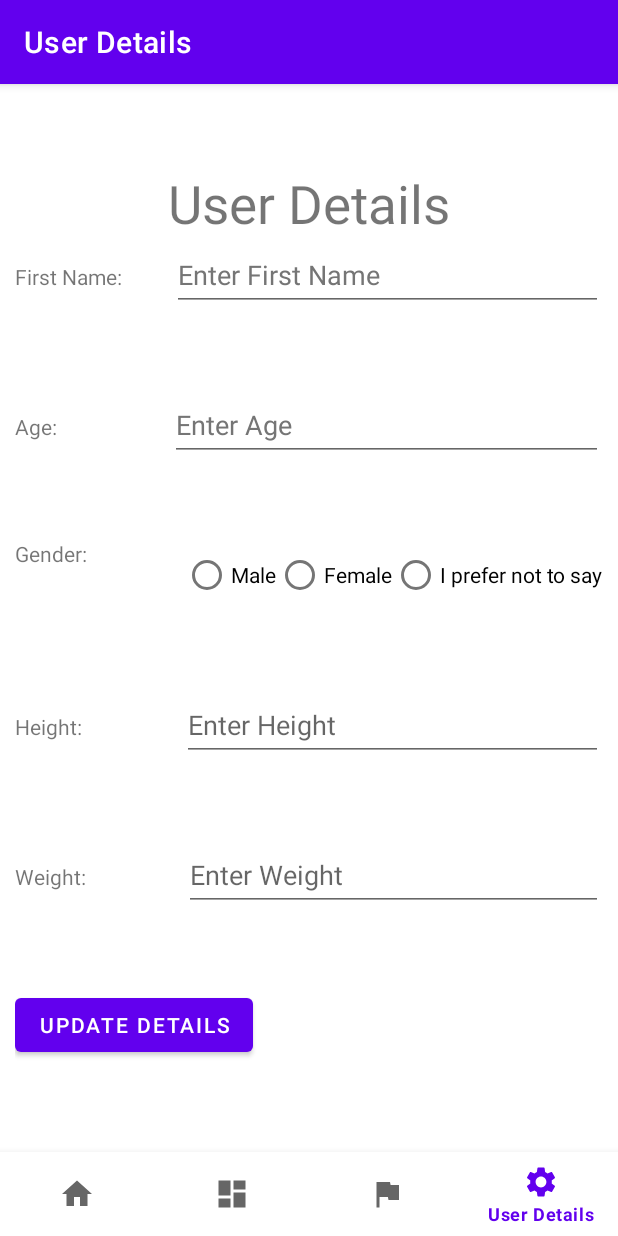
After one commit to alexchitham/Year1-DietApp, an Android app: the UserDetailsFragment screen opened through its navigation route, on a phone screen of 412 x 824 dp. The commit adds this screen. Run offline under Robolectric (Android 15) with nearby library versions, the phone set to English and light mode, and no system bars; our stand-ins replace navigation-ui.

Commit message:
Created a new users details fragment where the user can enter: Name, Age, Gender, Height, Weight Added this page to the bottom navigation page.
(Note this is only the UI, the page currently has no functionality)

```diff
--- a/app/build.gradle
+++ b/app/build.gradle
@@ -43,6 +43,7 @@ dependencies {
     implementation 'androidx.lifecycle:lifecycle-viewmodel-ktx:2.4.1'
     implementation 'androidx.navigation:navigation-fragment:2.4.1'
     implementation 'androidx.navigation:navigation-ui:2.4.1'
+    implementation 'androidx.legacy:legacy-support-v4:1.0.0'
     testImplementation 'junit:junit:4.13.2'
     androidTestImplementation 'androidx.test.ext:junit:1.1.3'
     androidTestImplementation 'androidx.test.espresso:espresso-core:3.4.0'
--- a/app/src/main/java/uk/ac/bath/dietpi/MainActivity.java
+++ b/app/src/main/java/uk/ac/bath/dietpi/MainActivity.java
@@ -33,7 +33,7 @@ public class MainActivity extends AppCompatActivity {
         // Passing each menu ID as a set of Ids because each
         // menu should be considered as top level destinations.
         AppBarConfiguration appBarConfiguration = new AppBarConfiguration.Builder(
-                R.id.navigation_home, R.id.navigation_log, R.id.navigation_goals)
+                R.id.navigation_home, R.id.navigation_log, R.id.navigation_goals, R.id.navigation_userdetails)
                 .build();
         NavController navController = Navigation.findNavController(this, R.id.nav_host_fragment_activity_main);
         NavigationUI.setupActionBarWithNavController(this, navController, appBarConfiguration);
--- a/app/src/main/java/uk/ac/bath/dietpi/ui/goals/GoalsFragment.java
+++ b/app/src/main/java/uk/ac/bath/dietpi/ui/goals/GoalsFragment.java
@@ -1,8 +1,6 @@
 package uk.ac.bath.dietpi.ui.goals;
 
-import android.app.KeyguardManager;
 import android.content.Context;
-import android.content.ContentValues;
 import android.content.SharedPreferences;
 import android.os.Bundle;
 import android.view.LayoutInflater;
@@ -16,8 +14,6 @@ import android.widget.TextView;
 
 import androidx.annotation.NonNull;
 import androidx.fragment.app.Fragment;
-import androidx.fragment.app.FragmentManager;
-import androidx.lifecycle.ViewModelProvider;
 
 import java.util.Hashtable;
 
--- /dev/null
+++ b/app/src/main/java/uk/ac/bath/dietpi/ui/userdetails/UserDetailsFragment.java
@@ -0,0 +1,30 @@
+package uk.ac.bath.dietpi.ui.userdetails;
+
+import android.os.Bundle;
+import android.view.LayoutInflater;
+import android.view.View;
+import android.view.ViewGroup;
+
+import androidx.fragment.app.Fragment;
+import androidx.lifecycle.ViewModelProvider;
+
+import uk.ac.bath.dietpi.databinding.FragmentUserDetailsBinding;
+
+public class UserDetailsFragment extends Fragment {
+        private FragmentUserDetailsBinding binding;
+
+        public UserDetailsFragment() {
+            // Required empty public constructor
+        }
+
+        @Override
+        public View onCreateView(LayoutInflater inflater,
+                                 ViewGroup container, Bundle savedInstanceState) {
+            UserDetailsViewModel userDetailsViewModel =
+                    new ViewModelProvider(this).get(UserDetailsViewModel.class);
+
+            binding = FragmentUserDetailsBinding.inflate(inflater, container, false);
+            View root = binding.getRoot();
+            return root;
+        }
+}
--- /dev/null
+++ b/app/src/main/java/uk/ac/bath/dietpi/ui/userdetails/UserDetailsViewModel.java
@@ -0,0 +1,20 @@
+package uk.ac.bath.dietpi.ui.userdetails;
+
+import androidx.lifecycle.LiveData;
+import androidx.lifecycle.MutableLiveData;
+import androidx.lifecycle.ViewModel;
+
+public class UserDetailsViewModel extends ViewModel {
+
+    private final MutableLiveData<String> mText;
+
+    public UserDetailsViewModel() {
+        mText = new MutableLiveData<>();
+        mText.setValue("User Details");
+    }
+    public LiveData<String> getText() {
+        return mText;
+    }
+
+
+}
--- /dev/null
+++ b/app/src/main/res/drawable/ic_baseline_settings_24.xml
@@ -0,0 +1,10 @@
+<vector xmlns:android="http://schemas.android.com/apk/res/android"
+    android:width="24dp"
+    android:height="24dp"
+    android:viewportWidth="24"
+    android:viewportHeight="24"
+    android:tint="?attr/colorControlNormal">
+  <path
+      android:fillColor="@android:color/white"
+      android:pathData="M19.14,12.94c0.04,-0.3 0.06,-0.61 0.06,-0.94c0,-0.32 -0.02,-0.64 -0.07,-0.94l2.03,-1.58c0.18,-0.14 0.23,-0.41 0.12,-0.61l-1.92,-3.32c-0.12,-0.22 -0.37,-0.29 -0.59,-0.22l-2.39,0.96c-0.5,-0.38 -1.03,-0.7 -1.62,-0.94L14.4,2.81c-0.04,-0.24 -0.24,-0.41 -0.48,-0.41h-3.84c-0.24,0 -0.43,0.17 -0.47,0.41L9.25,5.35C8.66,5.59 8.12,5.92 7.63,6.29L5.24,5.33c-0.22,-0.08 -0.47,0 -0.59,0.22L2.74,8.87C2.62,9.08 2.66,9.34 2.86,9.48l2.03,1.58C4.84,11.36 4.8,11.69 4.8,12s0.02,0.64 0.07,0.94l-2.03,1.58c-0.18,0.14 -0.23,0.41 -0.12,0.61l1.92,3.32c0.12,0.22 0.37,0.29 0.59,0.22l2.39,-0.96c0.5,0.38 1.03,0.7 1.62,0.94l0.36,2.54c0.05,0.24 0.24,0.41 0.48,0.41h3.84c0.24,0 0.44,-0.17 0.47,-0.41l0.36,-2.54c0.59,-0.24 1.13,-0.56 1.62,-0.94l2.39,0.96c0.22,0.08 0.47,0 0.59,-0.22l1.92,-3.32c0.12,-0.22 0.07,-0.47 -0.12,-0.61L19.14,12.94zM12,15.6c-1.98,0 -3.6,-1.62 -3.6,-3.6s1.62,-3.6 3.6,-3.6s3.6,1.62 3.6,3.6S13.98,15.6 12,15.6z"/>
+</vector>
--- /dev/null
+++ b/app/src/main/res/layout/fragment_user_details.xml
@@ -0,0 +1,179 @@
+<?xml version="1.0" encoding="utf-8"?>
+    <ScrollView xmlns:android="http://schemas.android.com/apk/res/android"
+        android:layout_width="match_parent"
+        android:layout_height="match_parent"
+        android:fillViewport="true">
+
+        <LinearLayout
+            android:id="@+id/linearLayout2"
+            android:layout_width="match_parent"
+            android:layout_height="wrap_content"
+            android:orientation="vertical"
+            android:paddingLeft="10dp"
+            android:paddingRight="10dp">
+
+            <TextView
+                android:id="@+id/textView10"
+                android:layout_width="match_parent"
+                android:layout_height="wrap_content"
+                android:text="@string/user_details"
+                android:textAlignment="center"
+                android:textSize="35sp" />
+
+            <LinearLayout
+                android:layout_width="match_parent"
+                android:layout_height="100dp"
+                android:orientation="horizontal">
+
+                <TextView
+                    android:id="@+id/textView14"
+                    android:layout_width="31dp"
+                    android:layout_height="wrap_content"
+                    android:layout_weight="1"
+                    android:text="@string/first_name" />
+
+                <EditText
+                    android:id="@+id/editTextTextPersonName3"
+                    android:layout_width="wrap_content"
+                    android:layout_height="wrap_content"
+                    android:layout_weight="1"
+                    android:autofillHints="First Name"
+                    android:ems="10"
+                    android:hint="@string/enter_first_name"
+                    android:inputType="textPersonName"
+                    android:minHeight="48dp"
+                    android:textColorHint="#757575" />
+            </LinearLayout>
+
+            <LinearLayout
+                android:layout_width="match_parent"
+                android:layout_height="100dp"
+                android:orientation="horizontal">
+
+                <TextView
+                    android:id="@+id/textView15"
+                    android:layout_width="wrap_content"
+                    android:layout_height="wrap_content"
+                    android:layout_weight="1"
+                    android:text="@string/age" />
+
+                <EditText
+                    android:id="@+id/editTextNumber"
+                    android:layout_width="wrap_content"
+                    android:layout_height="wrap_content"
+                    android:layout_weight="1"
+                    android:ems="10"
+                    android:hint="@string/enter_age"
+                    android:inputType="number"
+                    android:minHeight="48dp"
+                    android:textColorHint="#757575"
+                    android:autofillHints="Age" />
+
+            </LinearLayout>
+            <LinearLayout
+                android:layout_width="match_parent"
+                android:layout_height="100dp"
+                android:orientation="horizontal">
+
+                    <TextView
+                        android:id="@+id/textView16"
+                        android:layout_width="0dp"
+                        android:layout_height="wrap_content"
+                        android:layout_weight="1"
+                        android:text="@string/gender" />
+
+                    <RadioGroup
+                        android:layout_width="wrap_content"
+                        android:layout_height="wrap_content"
+                        android:orientation="horizontal">
+
+                        <RadioButton
+                            android:layout_width="wrap_content"
+                            android:layout_height="wrap_content"
+                            android:layout_weight="1"
+                            android:text="@string/male" />
+
+                        <RadioButton
+                            android:layout_width="wrap_content"
+                            android:layout_height="wrap_content"
+                            android:layout_weight="1"
+                            android:text="@string/female" />
+
+                        <RadioButton
+                            android:layout_width="wrap_content"
+                            android:layout_height="wrap_content"
+                            android:layout_weight="1"
+                            android:text="@string/i_prefer_not_to_say" />
+                    </RadioGroup>
+            </LinearLayout>
+
+            <LinearLayout
+                android:layout_width="match_parent"
+                android:layout_height="100dp"
+                android:orientation="horizontal">
+
+                <TextView
+                    android:id="@+id/textView17"
+                    android:layout_width="wrap_content"
+                    android:layout_height="wrap_content"
+                    android:layout_weight="1"
+                    android:text="@string/height" />
+
+                <EditText
+                    android:id="@+id/editTextNumber2"
+                    android:layout_width="wrap_content"
+                    android:layout_height="wrap_content"
+                    android:layout_weight="1"
+                    android:ems="10"
+                    android:hint="@string/enter_height"
+                    android:inputType="number"
+                    android:minHeight="48dp"
+                    android:autofillHints="Height" />
+            </LinearLayout>
+
+            <LinearLayout
+                android:layout_width="match_parent"
+                android:layout_height="100dp"
+                android:orientation="horizontal">
+
+                <TextView
+                    android:id="@+id/textView18"
+                    android:layout_width="wrap_content"
+                    android:layout_height="wrap_content"
+                    android:layout_weight="1"
+                    android:text="@string/weight" />
+
+                <EditText
+                    android:id="@+id/editTextNumber3"
+                    android:layout_width="wrap_content"
+                    android:layout_height="wrap_content"
+                    android:layout_weight="1"
+                    android:ems="10"
+                    android:hint="@string/enter_weight"
+                    android:inputType="number"
+                    android:minHeight="48dp"
+                    android:autofillHints="Weight" />
+
+            </LinearLayout>
+
+            <LinearLayout
+                android:layout_width="match_parent"
+                android:layout_height="wrap_content">
+
+                <Button
+                    android:id="@+id/button2"
+                    android:layout_width="wrap_content"
+                    android:layout_height="wrap_content"
+                    android:text="@string/update_details" />
+
+                <TextView
+                    android:id="@+id/textView19"
+                    android:layout_width="200dp"
+                    android:layout_height="wrap_content" />
+            </LinearLayout>
+
+            <View
+                android:layout_width="match_parent"
+                android:layout_height="50dp"/>
+        </LinearLayout>
+    </ScrollView>
--- a/app/src/main/res/menu/bottom_nav_menu.xml
+++ b/app/src/main/res/menu/bottom_nav_menu.xml
@@ -15,5 +15,9 @@
         android:id="@+id/navigation_goals"
         android:icon="@drawable/ic_goals_black_24dp"
         android:title="@string/title_goals" />
+    <item
+        android:id="@+id/navigation_userdetails"
+        android:icon="@drawable/ic_baseline_settings_24"
+        android:title="User Details" />
 
 </menu>
--- a/app/src/main/res/navigation/mobile_navigation.xml
+++ b/app/src/main/res/navigation/mobile_navigation.xml
@@ -22,4 +22,9 @@
         android:name="uk.ac.bath.dietpi.ui.goals.GoalsFragment"
         android:label="@string/title_goals"
         tools:layout="@layout/fragment_goals" />
+    <fragment
+        android:id="@+id/navigation_userdetails"
+        android:name="uk.ac.bath.dietpi.ui.userdetails.UserDetailsFragment"
+        android:label="User Details"
+        tools:layout="@layout/fragment_user_details"/>
 </navigation>
--- a/app/src/main/res/values/strings.xml
+++ b/app/src/main/res/values/strings.xml
@@ -20,10 +20,26 @@
     <string name="autofill_data">Autofill Data</string>
     <string name="food_quantity">Quantity</string>
     <string name="today_s_consumption">Today\'s Consumption:</string>
+    <string name="first_name">First Name:</string>
+    <string name="enter_first_name">Enter First Name</string>
+    <string name="age">Age:</string>
+    <string name="enter_age">Enter Age</string>
+    <string name="gender">Gender:</string>
+    <string name="male">Male</string>
+    <string name="female">Female</string>
+    <string name="user_details">User Details</string>
+    <string name="height">Height:</string>
+    <string name="enter_height">Enter Height</string>
+    <string name="weight">Weight:</string>
+    <string name="enter_weight">Enter Weight</string>
+    <string name="update_details">Update Details</string>
+    <string name="exit">Exit</string>
+    <string name="i_prefer_not_to_say">I prefer not to say</string>
     <string-array name="macronutrients">
         <item>Calories (kcal)</item>
         <item>Fat (g)</item>
         <item>Carbs (g)</item>
         <item>Protein (g)</item>
     </string-array>
+    <!-- TODO: Remove or change this placeholder text -->
 </resources>
```
